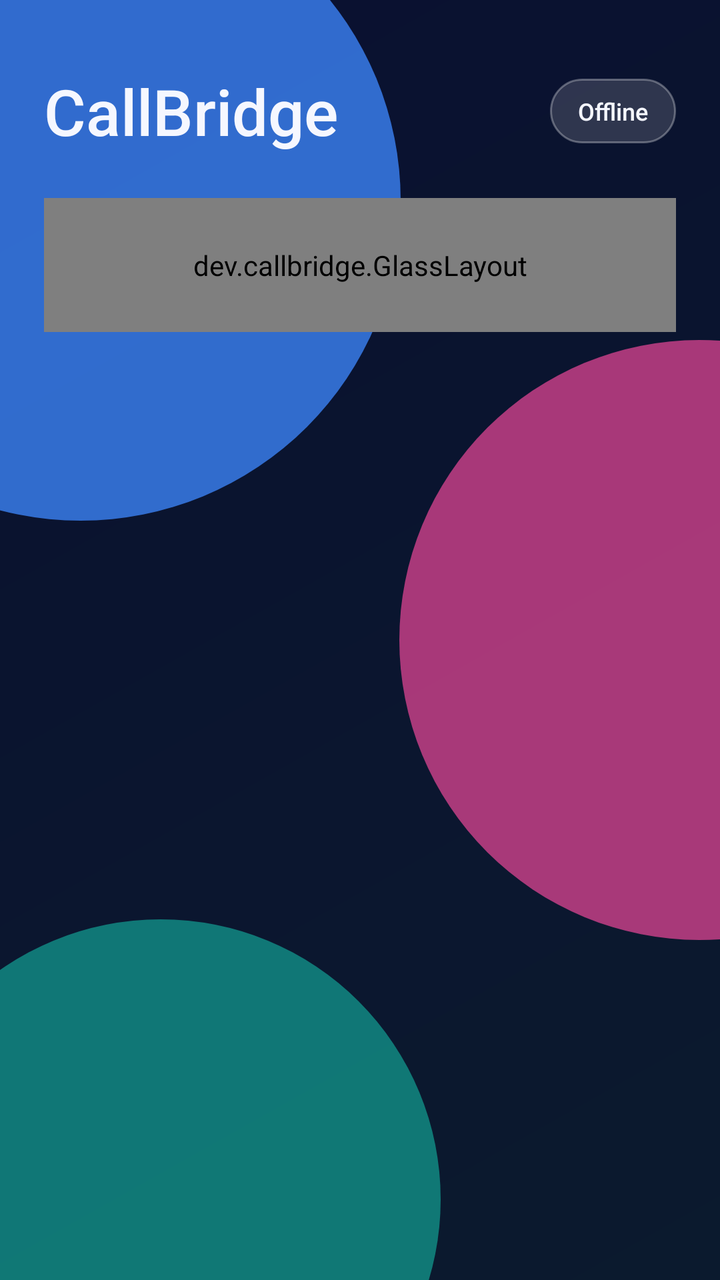
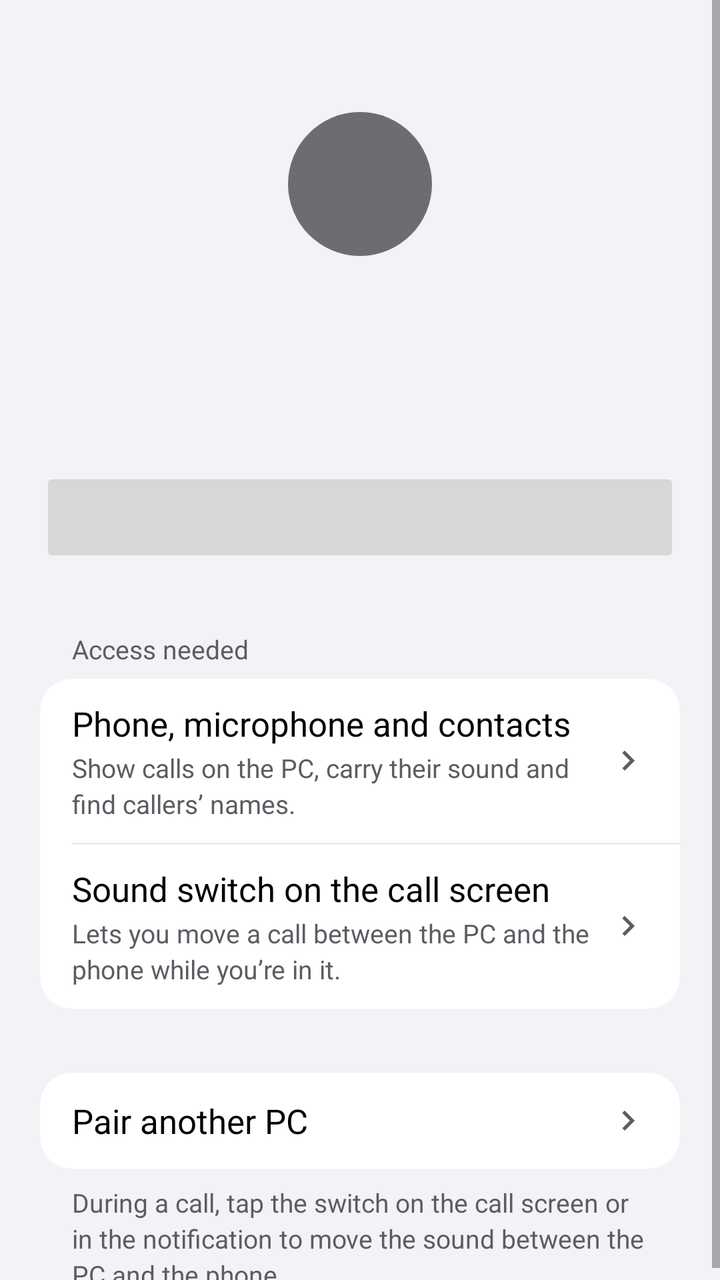

Compare the two renders of this Android layout. The source of the first and the diff that turns it into the second are given below.
<!-- AndroidManifest.xml: application theme Theme.CallBridge -->
<!-- res/layout/activity_main.xml -->
<?xml version="1.0" encoding="utf-8"?>
<FrameLayout xmlns:android="http://schemas.android.com/apk/res/android"
	android:id="@+id/root"
	android:layout_width="match_parent"
	android:layout_height="match_parent"
	android:background="@drawable/bg_main">

	<FrameLayout
		android:id="@+id/orbs"
		android:layout_width="match_parent"
		android:layout_height="match_parent"
		android:clipChildren="false">

		<View
			android:id="@+id/orb_blue"
			android:layout_width="320dp"
			android:layout_height="320dp"
			android:layout_marginStart="-120dp"
			android:layout_marginTop="-60dp"
			android:background="@drawable/orb_blue" />

		<View
			android:id="@+id/orb_pink"
			android:layout_width="300dp"
			android:layout_height="300dp"
			android:layout_gravity="end|center_vertical"
			android:layout_marginEnd="-140dp"
			android:background="@drawable/orb_pink" />

		<View
			android:id="@+id/orb_teal"
			android:layout_width="280dp"
			android:layout_height="280dp"
			android:layout_gravity="bottom"
			android:layout_marginStart="-60dp"
			android:layout_marginBottom="-100dp"
			android:background="@drawable/orb_teal" />
	</FrameLayout>

	<LinearLayout
		android:id="@+id/content"
		android:layout_width="match_parent"
		android:layout_height="match_parent"
		android:orientation="vertical"
		android:padding="22dp">

		<FrameLayout
			android:layout_width="match_parent"
			android:layout_height="wrap_content"
			android:layout_marginTop="12dp"
			android:layout_marginBottom="22dp">

			<TextView
				android:layout_width="wrap_content"
				android:layout_height="wrap_content"
				android:layout_gravity="center_vertical"
				android:fontFamily="sans-serif-medium"
				android:text="@string/app_name"
				android:textColor="#F5F7FF"
				android:textSize="32sp" />

			<TextView
				android:id="@+id/pill"
				android:layout_width="wrap_content"
				android:layout_height="wrap_content"
				android:layout_gravity="end|center_vertical"
				android:background="@drawable/pill_status"
				android:fontFamily="sans-serif-medium"
				android:paddingHorizontal="14dp"
				android:paddingVertical="8dp"
				android:text="@string/pill_offline"
				android:textColor="#F5F7FF"
				android:textSize="12sp" />
		</FrameLayout>

		<dev.callbridge.GlassLayout
			android:layout_width="match_parent"
			android:layout_height="wrap_content"
			android:padding="24dp">

			<TextView
				android:id="@+id/pc_name"
				android:layout_width="match_parent"
				android:layout_height="wrap_content"
				android:fontFamily="sans-serif-medium"
				android:textColor="#F5F7FF"
				android:textSize="24sp" />

			<TextView
				android:id="@+id/status"
				android:layout_width="match_parent"
				android:layout_height="wrap_content"
				android:layout_marginTop="4dp"
				android:textColor="#B8F5F7FF"
				android:textSize="14sp" />

			<Button
				android:id="@+id/toggle"
				android:layout_width="match_parent"
				android:layout_height="56dp"
				android:layout_marginTop="24dp"
				android:background="@drawable/btn_green"
				android:fontFamily="sans-serif-medium"
				android:stateListAnimator="@null"
				android:text="@string/connect"
				android:textAllCaps="false"
				android:textColor="#FFFFFF"
				android:textSize="16sp" />

			<Button
				android:id="@+id/scan"
				android:layout_width="match_parent"
				android:layout_height="56dp"
				android:layout_marginTop="12dp"
				android:background="@drawable/btn_glass"
				android:fontFamily="sans-serif-medium"
				android:stateListAnimator="@null"
				android:text="@string/scan_qr"
				android:textAllCaps="false"
				android:textColor="#F5F7FF"
				android:textSize="16sp" />
		</dev.callbridge.GlassLayout>
	</LinearLayout>
</FrameLayout>
<!-- resources referenced by this layout -->
<resources>
  <!-- drawable bg_main (drawable) -->
  <?xml version="1.0" encoding="utf-8"?>
  <shape xmlns:android="http://schemas.android.com/apk/res/android">
  	<gradient
  		android:angle="315"
  		android:endColor="#0B1A2E"
  		android:startColor="#0A1030" />
  </shape>
  <!-- drawable btn_glass (drawable) -->
  <?xml version="1.0" encoding="utf-8"?>
  <ripple xmlns:android="http://schemas.android.com/apk/res/android" android:color="#40FFFFFF">
  	<item>
  		<shape android:shape="rectangle">
  			<solid android:color="#2EFFFFFF" />
  			<stroke android:width="1dp" android:color="#4DFFFFFF" />
  			<corners android:radius="999dp" />
  		</shape>
  	</item>
  </ripple>
  <!-- drawable btn_green (drawable) -->
  <?xml version="1.0" encoding="utf-8"?>
  <ripple xmlns:android="http://schemas.android.com/apk/res/android" android:color="#40FFFFFF">
  	<item>
  		<shape android:shape="rectangle">
  			<gradient android:angle="270" android:endColor="#28B94B" android:startColor="#4CE07A" />
  			<stroke android:width="1dp" android:color="#66FFFFFF" />
  			<corners android:radius="999dp" />
  		</shape>
  	</item>
  </ripple>
  <!-- drawable orb_blue (drawable) -->
  <?xml version="1.0" encoding="utf-8"?>
  <shape xmlns:android="http://schemas.android.com/apk/res/android" android:shape="oval">
  	<solid android:color="#CC3B82F6" />
  </shape>
  <!-- drawable orb_pink (drawable) -->
  <?xml version="1.0" encoding="utf-8"?>
  <shape xmlns:android="http://schemas.android.com/apk/res/android" android:shape="oval">
  	<solid android:color="#B3EC4899" />
  </shape>
  <!-- drawable orb_teal (drawable) -->
  <?xml version="1.0" encoding="utf-8"?>
  <shape xmlns:android="http://schemas.android.com/apk/res/android" android:shape="oval">
  	<solid android:color="#9914B8A6" />
  </shape>
  <!-- drawable pill_status (drawable) -->
  <?xml version="1.0" encoding="utf-8"?>
  <shape xmlns:android="http://schemas.android.com/apk/res/android" android:shape="rectangle">
  	<solid android:color="#26FFFFFF" />
  	<stroke android:width="1dp" android:color="#4DFFFFFF" />
  	<corners android:radius="999dp" />
  </shape>
  <string name="app_name">CallBridge</string>
  <string name="connect">Connect</string>
  <string name="pill_offline">Offline</string>
  <string name="scan_qr">Scan QR code</string>
  <style name="Theme.CallBridge" parent="android:Theme.Material.NoActionBar">
  		<item name="android:windowBackground">#080B18</item>
  		<item name="android:statusBarColor">@android:color/transparent</item>
  		<item name="android:navigationBarColor">@android:color/transparent</item>
  		<item name="android:colorAccent">#2563EB</item>
  	</style>
</resources>

<!-- the commit's change to res/layout/activity_main.xml (unified diff, before → after) -->
@@ -1,124 +1,162 @@
 <?xml version="1.0" encoding="utf-8"?>
-<FrameLayout xmlns:android="http://schemas.android.com/apk/res/android"
+<ScrollView xmlns:android="http://schemas.android.com/apk/res/android"
 	android:id="@+id/root"
 	android:layout_width="match_parent"
 	android:layout_height="match_parent"
-	android:background="@drawable/bg_main">
-
-	<FrameLayout
-		android:id="@+id/orbs"
-		android:layout_width="match_parent"
-		android:layout_height="match_parent"
-		android:clipChildren="false">
-
-		<View
-			android:id="@+id/orb_blue"
-			android:layout_width="320dp"
-			android:layout_height="320dp"
-			android:layout_marginStart="-120dp"
-			android:layout_marginTop="-60dp"
-			android:background="@drawable/orb_blue" />
-
-		<View
-			android:id="@+id/orb_pink"
-			android:layout_width="300dp"
-			android:layout_height="300dp"
-			android:layout_gravity="end|center_vertical"
-			android:layout_marginEnd="-140dp"
-			android:background="@drawable/orb_pink" />
-
-		<View
-			android:id="@+id/orb_teal"
-			android:layout_width="280dp"
-			android:layout_height="280dp"
-			android:layout_gravity="bottom"
-			android:layout_marginStart="-60dp"
-			android:layout_marginBottom="-100dp"
-			android:background="@drawable/orb_teal" />
-	</FrameLayout>
+	android:background="@color/bg_grouped"
+	android:fillViewport="true">
 
 	<LinearLayout
 		android:id="@+id/content"
 		android:layout_width="match_parent"
-		android:layout_height="match_parent"
+		android:layout_height="wrap_content"
+		android:gravity="center_horizontal"
 		android:orientation="vertical"
-		android:padding="22dp">
+		android:paddingHorizontal="20dp">
 
 		<FrameLayout
+			android:id="@+id/status_badge"
+			android:layout_width="72dp"
+			android:layout_height="72dp"
+			android:layout_marginTop="56dp"
+			android:background="@drawable/bg_circle">
+
+			<ImageView
+				android:id="@+id/status_icon"
+				android:layout_width="40dp"
+				android:layout_height="40dp"
+				android:layout_gravity="center"
+				android:importantForAccessibility="no"
+				android:tint="@color/on_fill" />
+		</FrameLayout>
+
+		<TextView
+			android:id="@+id/title"
+			style="@style/Text.Title"
 			android:layout_width="match_parent"
 			android:layout_height="wrap_content"
-			android:layout_marginTop="12dp"
-			android:layout_marginBottom="22dp">
+			android:layout_marginTop="16dp"
+			android:accessibilityHeading="true"
+			android:accessibilityLiveRegion="polite"
+			android:gravity="center" />
 
-			<TextView
-				android:layout_width="wrap_content"
-				android:layout_height="wrap_content"
-				android:layout_gravity="center_vertical"
-				android:fontFamily="sans-serif-medium"
-				android:text="@string/app_name"
-				android:textColor="#F5F7FF"
-				android:textSize="32sp" />
-
-			<TextView
-				android:id="@+id/pill"
-				android:layout_width="wrap_content"
-				android:layout_height="wrap_content"
-				android:layout_gravity="end|center_vertical"
-				android:background="@drawable/pill_status"
-				android:fontFamily="sans-serif-medium"
-				android:paddingHorizontal="14dp"
-				android:paddingVertical="8dp"
-				android:text="@string/pill_offline"
-				android:textColor="#F5F7FF"
-				android:textSize="12sp" />
-		</FrameLayout>
-
-		<dev.callbridge.GlassLayout
+		<TextView
+			android:id="@+id/detail"
+			style="@style/Text.Subhead"
 			android:layout_width="match_parent"
 			android:layout_height="wrap_content"
-			android:padding="24dp">
+			android:layout_marginTop="4dp"
+			android:gravity="center" />
 
-			<TextView
-				android:id="@+id/pc_name"
+		<Button
+			android:id="@+id/primary"
+			style="@style/Button.Capsule"
+			android:layout_marginTop="28dp" />
+
+		<TextView
+			android:id="@+id/access_header"
+			style="@style/Text.Footnote"
+			android:layout_width="match_parent"
+			android:layout_height="wrap_content"
+			android:layout_marginTop="32dp"
+			android:layout_marginBottom="6dp"
+			android:accessibilityHeading="true"
+			android:paddingHorizontal="16dp"
+			android:text="@string/access_header" />
+
+		<LinearLayout
+			android:id="@+id/access_section"
+			style="@style/Section">
+
+			<LinearLayout
+				android:id="@+id/access_phone"
+				style="@style/Row">
+
+				<LinearLayout
+					android:layout_width="0dp"
+					android:layout_height="wrap_content"
+					android:layout_weight="1"
+					android:orientation="vertical">
+
+					<TextView
+						style="@style/Text.Body"
+						android:layout_width="match_parent"
+						android:layout_height="wrap_content"
+						android:text="@string/access_phone" />
+
+					<TextView
+						style="@style/Text.Footnote"
+						android:layout_width="match_parent"
+						android:layout_height="wrap_content"
+						android:layout_marginTop="2dp"
+						android:text="@string/access_phone_detail" />
+				</LinearLayout>
+
+				<ImageView style="@style/Chevron" />
+			</LinearLayout>
+
+			<View
+				android:id="@+id/access_divider"
 				android:layout_width="match_parent"
-				android:layout_height="wrap_content"
-				android:fontFamily="sans-serif-medium"
-				android:textColor="#F5F7FF"
-				android:textSize="24sp" />
+				android:layout_height="1px"
+				android:layout_marginStart="16dp"
+				android:background="@color/separator" />
 
-			<TextView
-				android:id="@+id/status"
-				android:layout_width="match_parent"
-				android:layout_height="wrap_content"
-				android:layout_marginTop="4dp"
-				android:textColor="#B8F5F7FF"
-				android:textSize="14sp" />
+			<LinearLayout
+				android:id="@+id/access_overlay"
+				style="@style/Row">
 
-			<Button
-				android:id="@+id/toggle"
-				android:layout_width="match_parent"
-				android:layout_height="56dp"
-				android:layout_marginTop="24dp"
-				android:background="@drawable/btn_green"
-				android:fontFamily="sans-serif-medium"
-				android:stateListAnimator="@null"
-				android:text="@string/connect"
-				android:textAllCaps="false"
-				android:textColor="#FFFFFF"
-				android:textSize="16sp" />
+				<LinearLayout
+					android:layout_width="0dp"
+					android:layout_height="wrap_content"
+					android:layout_weight="1"
+					android:orientation="vertical">
 
-			<Button
-				android:id="@+id/scan"
-				android:layout_width="match_parent"
-				android:layout_height="56dp"
-				android:layout_marginTop="12dp"
-				android:background="@drawable/btn_glass"
-				android:fontFamily="sans-serif-medium"
-				android:stateListAnimator="@null"
-				android:text="@string/scan_qr"
-				android:textAllCaps="false"
-				android:textColor="#F5F7FF"
-				android:textSize="16sp" />
-		</dev.callbridge.GlassLayout>
+					<TextView
+						style="@style/Text.Body"
+						android:layout_width="match_parent"
+						android:layout_height="wrap_content"
+						android:text="@string/access_overlay" />
+
+					<TextView
+						style="@style/Text.Footnote"
+						android:layout_width="match_parent"
+						android:layout_height="wrap_content"
+						android:layout_marginTop="2dp"
+						android:text="@string/access_overlay_detail" />
+				</LinearLayout>
+
+				<ImageView style="@style/Chevron" />
+			</LinearLayout>
+		</LinearLayout>
+
+		<LinearLayout
+			android:id="@+id/pair_section"
+			style="@style/Section"
+			android:layout_marginTop="32dp">
+
+			<LinearLayout
+				android:id="@+id/pair_other"
+				style="@style/Row">
+
+				<TextView
+					style="@style/Text.Body"
+					android:layout_width="0dp"
+					android:layout_height="wrap_content"
+					android:layout_weight="1"
+					android:text="@string/pair_other" />
+
+				<ImageView style="@style/Chevron" />
+			</LinearLayout>
+		</LinearLayout>
+
+		<TextView
+			android:id="@+id/footer"
+			style="@style/Text.Footnote"
+			android:layout_width="match_parent"
+			android:layout_height="wrap_content"
+			android:layout_marginTop="8dp"
+			android:paddingHorizontal="16dp"
+			android:text="@string/footer_modes" />
 	</LinearLayout>
-</FrameLayout>
+</ScrollView>
<!-- resource entries referenced after the edit -->
@@ -1,66 +1,120 @@
 <!-- resources referenced by this layout -->
 <resources>
-  <!-- drawable bg_main (drawable) -->
+  <color name="bg_grouped">#F2F2F7</color>
+  <color name="on_fill">#FFFFFF</color>
+  <color name="separator">#D1D1D6</color>
+  <!-- drawable bg_circle (drawable) -->
   <?xml version="1.0" encoding="utf-8"?>
-  <shape xmlns:android="http://schemas.android.com/apk/res/android">
-  	<gradient
-  		android:angle="315"
-  		android:endColor="#0B1A2E"
-  		android:startColor="#0A1030" />
+  <shape xmlns:android="http://schemas.android.com/apk/res/android" android:shape="oval">
+  	<solid android:color="@color/gray" />
   </shape>
-  <!-- drawable btn_glass (drawable) -->
+  <string name="access_header">Access needed</string>
+  <string name="access_overlay">Sound switch on the call screen</string>
+  <string name="access_overlay_detail">Lets you move a call between the PC and the phone while you’re in it.</string>
+  <string name="access_phone">Phone, microphone and contacts</string>
+  <string name="access_phone_detail">Show calls on the PC, carry their sound and find callers’ names.</string>
+  <string name="footer_modes">During a call, tap the switch on the call screen or in the notification to move the sound between the PC and the phone.</string>
+  <string name="pair_other">Pair another PC</string>
+  <style name="Button.Capsule" parent="">
+  		<item name="android:layout_width">match_parent</item>
+  		<item name="android:layout_height">wrap_content</item>
+  		<item name="android:minHeight">50dp</item>
+  		<item name="android:paddingHorizontal">20dp</item>
+  		<item name="android:paddingVertical">12dp</item>
+  		<item name="android:fontFamily">sans-serif-medium</item>
+  		<item name="android:stateListAnimator">@null</item>
+  		<item name="android:textAllCaps">false</item>
+  		<item name="android:textSize">17sp</item>
+  	</style>
+  <style name="Chevron" parent="">
+  		<item name="android:layout_width">20dp</item>
+  		<item name="android:layout_height">20dp</item>
+  		<item name="android:layout_marginStart">8dp</item>
+  		<item name="android:importantForAccessibility">no</item>
+  		<item name="android:src">@drawable/ic_chevron</item>
+  		<item name="android:tint">@color/label_secondary</item>
+  	</style>
+  <style name="Row" parent="">
+  		<item name="android:layout_width">match_parent</item>
+  		<item name="android:layout_height">wrap_content</item>
+  		<item name="android:background">@drawable/bg_row</item>
+  		<item name="android:clickable">true</item>
+  		<item name="android:focusable">true</item>
+  		<item name="android:gravity">center_vertical</item>
+  		<item name="android:minHeight">48dp</item>
+  		<item name="android:orientation">horizontal</item>
+  		<item name="android:paddingHorizontal">16dp</item>
+  		<item name="android:paddingVertical">11dp</item>
+  	</style>
+  <style name="Section" parent="">
+  		<item name="android:layout_width">match_parent</item>
+  		<item name="android:layout_height">wrap_content</item>
+  		<item name="android:background">@drawable/bg_section</item>
+  		<item name="android:clipToOutline">true</item>
+  		<item name="android:orientation">vertical</item>
+  	</style>
+  <style name="Text.Body" parent="">
+  		<item name="android:textColor">@color/label</item>
+  		<item name="android:textSize">17sp</item>
+  		<item name="android:lineHeight">22sp</item>
+  	</style>
+  <style name="Text.Footnote" parent="">
+  		<item name="android:textColor">@color/label_secondary</item>
+  		<item name="android:textSize">13sp</item>
+  		<item name="android:lineHeight">18sp</item>
+  	</style>
+  <style name="Text.Subhead" parent="">
+  		<item name="android:textColor">@color/label_secondary</item>
+  		<item name="android:textSize">15sp</item>
+  		<item name="android:lineHeight">20sp</item>
+  	</style>
+  <style name="Text.Title" parent="">
+  		<item name="android:textColor">@color/label</item>
+  		<item name="android:textSize">28sp</item>
+  		<item name="android:lineHeight">34sp</item>
+  		<item name="android:textStyle">bold</item>
+  	</style>
+  <style name="Theme.CallBridge" parent="android:Theme.Material.Light.NoActionBar">
+  		<item name="android:windowBackground">@color/bg_grouped</item>
+  		<item name="android:statusBarColor">@android:color/transparent</item>
+  		<item name="android:navigationBarColor">@android:color/transparent</item>
+  		<item name="android:windowLightStatusBar">true</item>
+  		<item name="android:windowLightNavigationBar">true</item>
+  		<item name="android:colorAccent">@color/accent</item>
+  	</style>
+  <color name="gray">#6C6C72</color>
+  <!-- drawable ic_chevron (drawable) -->
   <?xml version="1.0" encoding="utf-8"?>
-  <ripple xmlns:android="http://schemas.android.com/apk/res/android" android:color="#40FFFFFF">
-  	<item>
+  <vector xmlns:android="http://schemas.android.com/apk/res/android"
+  	android:width="24dp"
+  	android:height="24dp"
+  	android:autoMirrored="true"
+  	android:tint="@color/label"
+  	android:viewportWidth="24"
+  	android:viewportHeight="24">
+  	<path
+  		android:fillColor="#FFFFFF"
+  		android:pathData="M10,6L8.59,7.41 13.17,12l-4.58,4.59L10,18l6,-6z" />
+  </vector>
+  <color name="label_secondary">#5C5C63</color>
+  <!-- drawable bg_row (drawable) -->
+  <?xml version="1.0" encoding="utf-8"?>
+  <ripple xmlns:android="http://schemas.android.com/apk/res/android" android:color="@color/ripple">
+  	<item android:id="@android:id/mask">
   		<shape android:shape="rectangle">
-  			<solid android:color="#2EFFFFFF" />
-  			<stroke android:width="1dp" android:color="#4DFFFFFF" />
-  			<corners android:radius="999dp" />
+  			<solid android:color="#FFFFFF" />
   		</shape>
   	</item>
   </ripple>
-  <!-- drawable btn_green (drawable) -->
-  <?xml version="1.0" encoding="utf-8"?>
-  <ripple xmlns:android="http://schemas.android.com/apk/res/android" android:color="#40FFFFFF">
-  	<item>
-  		<shape android:shape="rectangle">
-  			<gradient android:angle="270" android:endColor="#28B94B" android:startColor="#4CE07A" />
-  			<stroke android:width="1dp" android:color="#66FFFFFF" />
-  			<corners android:radius="999dp" />
-  		</shape>
-  	</item>
-  </ripple>
-  <!-- drawable orb_blue (drawable) -->
-  <?xml version="1.0" encoding="utf-8"?>
-  <shape xmlns:android="http://schemas.android.com/apk/res/android" android:shape="oval">
-  	<solid android:color="#CC3B82F6" />
-  </shape>
-  <!-- drawable orb_pink (drawable) -->
-  <?xml version="1.0" encoding="utf-8"?>
-  <shape xmlns:android="http://schemas.android.com/apk/res/android" android:shape="oval">
-  	<solid android:color="#B3EC4899" />
-  </shape>
-  <!-- drawable orb_teal (drawable) -->
-  <?xml version="1.0" encoding="utf-8"?>
-  <shape xmlns:android="http://schemas.android.com/apk/res/android" android:shape="oval">
-  	<solid android:color="#9914B8A6" />
-  </shape>
-  <!-- drawable pill_status (drawable) -->
+  <!-- drawable bg_section (drawable) -->
   <?xml version="1.0" encoding="utf-8"?>
   <shape xmlns:android="http://schemas.android.com/apk/res/android" android:shape="rectangle">
-  	<solid android:color="#26FFFFFF" />
-  	<stroke android:width="1dp" android:color="#4DFFFFFF" />
-  	<corners android:radius="999dp" />
+  	<solid android:color="@color/surface" />
+  	<corners android:radius="16dp" />
   </shape>
-  <string name="app_name">CallBridge</string>
-  <string name="connect">Connect</string>
-  <string name="pill_offline">Offline</string>
-  <string name="scan_qr">Scan QR code</string>
-  <style name="Theme.CallBridge" parent="android:Theme.Material.NoActionBar">
-  		<item name="android:windowBackground">#080B18</item>
-  		<item name="android:statusBarColor">@android:color/transparent</item>
-  		<item name="android:navigationBarColor">@android:color/transparent</item>
-  		<item name="android:colorAccent">#2563EB</item>
-  	</style>
+  <color name="label">#000000</color>
+  <color name="accent">#1E6EF4</color>
+  <color name="ripple">#1F000000</color>
+  <color name="surface">#FFFFFF</color>
 </resources>
 
